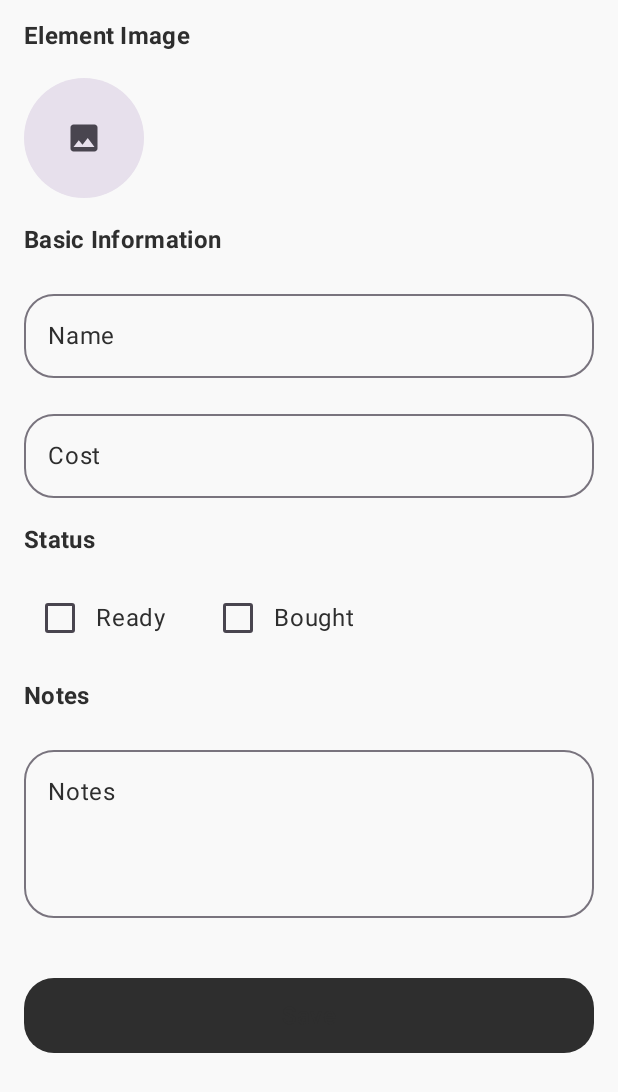
After one commit to SebastianNowak01/ConQuest, an Android app built with Jetpack Compose: the composable EditCosplayElementScreen called with empty values, on a phone screen of 412 x 824 dp. The commit adds this screen. Shown: the top 1092 px of the screen. Run offline under Robolectric (Android 15) with nearby library versions, the phone set to English and light mode, and no system bars; our stand-ins replace Room's generated code.

Commit message:
20: Add cosplay element edit screen

```diff
--- a/app/src/main/java/com/example/conquest/CosplayViewModel.kt
+++ b/app/src/main/java/com/example/conquest/CosplayViewModel.kt
@@ -10,6 +10,7 @@ import com.example.conquest.data.entity.CosplayElement
 import com.example.conquest.data.entity.CosplayPhoto
 import com.example.conquest.data.entity.CosplayTask
 import kotlinx.coroutines.ExperimentalCoroutinesApi
+import kotlinx.coroutines.flow.Flow
 import kotlinx.coroutines.flow.MutableStateFlow
 import kotlinx.coroutines.flow.StateFlow
 import kotlinx.coroutines.flow.filterNotNull
@@ -102,6 +103,24 @@ class CosplayViewModel(application: Application) : AndroidViewModel(application)
             taskDao.deleteTasksByIds(ids)
         }
     }
+
+    fun getElementById(id: Int): Flow<CosplayElement?> {
+        return elementDao.getElementById(id)
+    }
+
+    fun updateElement(
+        id: Int,
+        name: String,
+        cost: Double?,
+        ready: Boolean,
+        bought: Boolean,
+        photoPath: String,
+        notes: String
+    ) {
+        viewModelScope.launch {
+            elementDao.updateElement(id, name, cost, ready, bought, photoPath, notes)
+        }
+    }
 }
 
 fun deleteFileByPath(path: String) {
--- a/app/src/main/java/com/example/conquest/screens/CosplayElementsTab.kt
+++ b/app/src/main/java/com/example/conquest/screens/CosplayElementsTab.kt
@@ -93,7 +93,7 @@ fun CosplayElementsTab(navController: NavController, navBackStackEntry: NavBackS
                                     if (selectedIds.contains(id)) selectedIds - id else selectedIds + id
                                 if (selectedIds.isEmpty()) selectionMode = false
                             } else {
-                                // navController.navigate(...)
+                                navController.navigate(EditCosplayElementScreen(element.id))
                             }
                         }, onLongClick = {
                             selectionMode = true
@@ -104,7 +104,8 @@ fun CosplayElementsTab(navController: NavController, navBackStackEntry: NavBackS
                         else MaterialTheme.colorScheme.background
                     ),
                     elevation = CardDefaults.cardElevation(defaultElevation = 4.dp),
-                    shape = RoundedCornerShape(32.dp)) {
+                    shape = RoundedCornerShape(32.dp)
+                ) {
                     Row(
                         modifier = Modifier
                             .padding(12.dp)
--- /dev/null
+++ b/app/src/main/java/com/example/conquest/screens/EditCosplayElementScreen.kt
@@ -0,0 +1,195 @@
+package com.example.conquest.screens
+
+import android.net.Uri
+import androidx.activity.compose.rememberLauncherForActivityResult
+import androidx.activity.result.contract.ActivityResultContracts.GetContent
+import androidx.compose.foundation.background
+import androidx.compose.foundation.clickable
+import androidx.compose.foundation.layout.*
+import androidx.compose.foundation.shape.CircleShape
+import androidx.compose.foundation.shape.RoundedCornerShape
+import androidx.compose.material.icons.Icons
+import androidx.compose.material.icons.filled.Image
+import androidx.compose.material3.*
+import androidx.compose.runtime.*
+import androidx.compose.ui.Alignment
+import androidx.compose.ui.Modifier
+import androidx.compose.ui.draw.clip
+import androidx.compose.ui.layout.ContentScale
+import androidx.compose.ui.platform.LocalContext
+import androidx.compose.ui.text.font.FontWeight
+import androidx.compose.ui.unit.dp
+import androidx.lifecycle.viewmodel.compose.viewModel
+import androidx.navigation.NavController
+import coil.compose.AsyncImage
+import com.example.conquest.CosplayViewModel
+import kotlinx.serialization.Serializable
+
+@Serializable
+data class EditCosplayElementScreen(val elementId: Int)
+
+@Composable
+fun EditCosplayElementScreen(
+    elementId: Int, navController: NavController, cosplayViewModel: CosplayViewModel = viewModel()
+) {
+    val context = LocalContext.current
+    val element by cosplayViewModel.getElementById(elementId).collectAsState(initial = null)
+
+    var name by remember { mutableStateOf("") }
+    var cost by remember { mutableStateOf("") }
+    var ready by remember { mutableStateOf(false) }
+    var bought by remember { mutableStateOf(false) }
+    var photoPath by remember { mutableStateOf("") }
+    var notes by remember { mutableStateOf("") }
+    var error by remember { mutableStateOf("") }
+
+// Image picker launcher
+    val imagePickerLauncher = rememberLauncherForActivityResult(
+        contract = GetContent()
+    ) { uri: Uri? ->
+        if (uri != null) {
+            try {
+                val fileName = "cosplay_element_${System.currentTimeMillis()}.jpg"
+                val savedPath = copyUriToInternalStorage(context, uri, fileName)
+                photoPath = savedPath
+            } catch (e: Exception) {
+                error = "Failed to save image: ${e.localizedMessage}"
+            }
+        }
+    }
+
+// Load element data
+    LaunchedEffect(element) {
+        element?.let {
+            name = it.name
+            cost = it.cost?.toString() ?: ""
+            ready = it.ready
+            bought = it.bought
+            photoPath = it.photoPath ?: ""
+            notes = it.notes ?: ""
+        }
+    }
+
+// Scrollable content so Save button is always visible
+    Column(
+        modifier = Modifier
+            .fillMaxSize()
+            .padding(horizontal = 16.dp) // reduced horizontal padding
+            .padding(top = 12.dp),       // reduced top padding
+        verticalArrangement = Arrangement.spacedBy(16.dp)
+    ) {
+        // Image section with less padding
+        Text(
+            text = "Element Image",
+            style = MaterialTheme.typography.titleMedium.copy(fontWeight = FontWeight.Bold)
+        )
+        Box(
+            modifier = Modifier
+                .size(80.dp) // smaller image size
+                .clip(CircleShape)
+                .background(MaterialTheme.colorScheme.surfaceVariant)
+                .clickable { imagePickerLauncher.launch("image/*") },
+            contentAlignment = Alignment.Center
+        ) {
+            if (photoPath.isNotEmpty()) {
+                AsyncImage(
+                    model = photoPath,
+                    contentDescription = "Element image",
+                    contentScale = ContentScale.Crop,
+                    modifier = Modifier
+                        .fillMaxSize()
+                        .clip(CircleShape)
+                )
+            } else {
+                Icon(
+                    imageVector = Icons.Default.Image,
+                    contentDescription = "Pick image",
+                    tint = MaterialTheme.colorScheme.onSurfaceVariant
+                )
+            }
+        }
+
+        if (error.isNotEmpty()) {
+            Text(error, color = MaterialTheme.colorScheme.error)
+        }
+
+        // Inputs with more rounded corners
+        Text(
+            text = "Basic Information",
+            style = MaterialTheme.typography.titleMedium.copy(fontWeight = FontWeight.Bold)
+        )
+        OutlinedTextField(
+            value = name,
+            onValueChange = { name = it },
+            label = { Text("Name") },
+            modifier = Modifier.fillMaxWidth(),
+            shape = RoundedCornerShape(20.dp), // more rounded
+            singleLine = true
+        )
+
+        OutlinedTextField(
+            value = cost,
+            onValueChange = { cost = it },
+            label = { Text("Cost") },
+            modifier = Modifier.fillMaxWidth(),
+            shape = RoundedCornerShape(20.dp), // more rounded
+            singleLine = true
+        )
+
+        Text(
+            text = "Status",
+            style = MaterialTheme.typography.titleMedium.copy(fontWeight = FontWeight.Bold)
+        )
+        Row(
+            horizontalArrangement = Arrangement.spacedBy(24.dp),
+            verticalAlignment = Alignment.CenterVertically
+        ) {
+            Row(verticalAlignment = Alignment.CenterVertically) {
+                Checkbox(checked = ready, onCheckedChange = { ready = it })
+                Text("Ready")
+            }
+            Row(verticalAlignment = Alignment.CenterVertically) {
+                Checkbox(checked = bought, onCheckedChange = { bought = it })
+                Text("Bought")
+            }
+        }
+
+        Text(
+            text = "Notes",
+            style = MaterialTheme.typography.titleMedium.copy(fontWeight = FontWeight.Bold)
+        )
+        OutlinedTextField(
+            value = notes,
+            onValueChange = { notes = it },
+            label = { Text("Notes") },
+            modifier = Modifier
+                .fillMaxWidth()
+                .height(120.dp),
+            shape = RoundedCornerShape(20.dp), // more rounded
+            maxLines = 6
+        )
+
+        Spacer(modifier = Modifier.height(8.dp))
+
+        // Save button always visible
+        Button(
+            onClick = {
+                cosplayViewModel.updateElement(
+                    id = elementId,
+                    name = name,
+                    cost = cost.toDoubleOrNull(),
+                    ready = ready,
+                    bought = bought,
+                    photoPath = photoPath,
+                    notes = notes
+                )
+                navController.popBackStack()
+            }, modifier = Modifier
+                .fillMaxWidth()
+                .height(50.dp), // consistent button height
+            shape = RoundedCornerShape(20.dp) // more rounded
+        ) {
+            Text("Save", style = MaterialTheme.typography.titleMedium)
+        }
+    }
+}
```
Also changed, not shown: app/src/main/java/com/example/conquest/components/Navigation.kt (+7 -0 lines), app/src/main/java/com/example/conquest/data/dao/CosplayElementDao.kt (+12 -0 lines).
